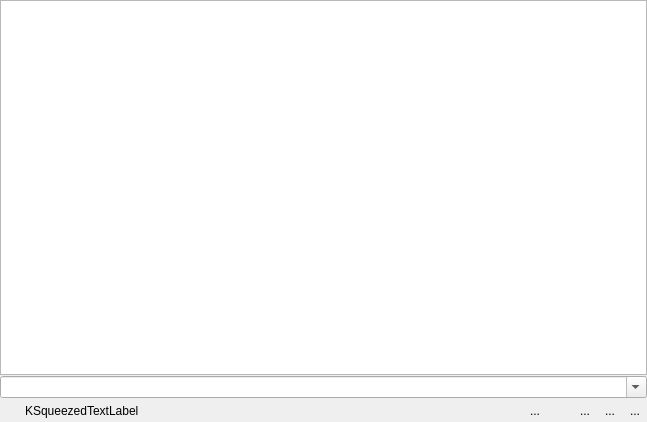
This is plugins/dockers/palettedocker/wdgpalettedock.ui in KDE/krita as Qt 5 draws it before an edit. The edited form follows.
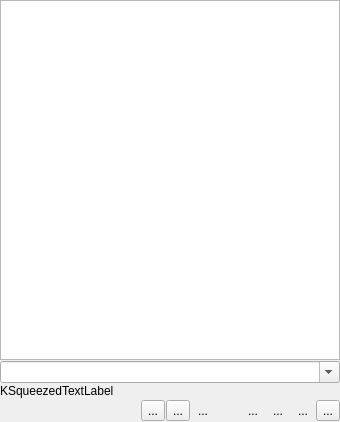
This is the edited form. Icons and pictures are not drawn. Custom widgets are drawn as their Qt base class.

Commit message: Add undo, redo and lock functionality to the palette docker

```diff
--- a/plugins/dockers/palettedocker/wdgpalettedock.ui
+++ b/plugins/dockers/palettedocker/wdgpalettedock.ui
@@ -10,7 +10,7 @@
    <rect>
     <x>0</x>
     <y>0</y>
-    <width>647</width>
+    <width>340</width>
     <height>422</height>
    </rect>
   </property>
@@ -53,23 +53,30 @@
      </property>
     </widget>
    </item>
+   <item>
+    <widget class="KSqueezedTextLabel" name="lblPaletteName">
+     <property name="text">
+      <string notr="true">KSqueezedTextLabel</string>
+     </property>
+    </widget>
+   </item>
    <item>
     <layout class="QGridLayout" name="gridLayout">
+     <item row="2" column="7">
+      <widget class="QToolButton" name="bnSavePalette">
+       <property name="text">
+        <string>...</string>
+       </property>
+       <property name="icon">
+        <iconset theme="document-save">
+         <normaloff>.</normaloff>.</iconset>
+       </property>
+       <property name="autoRaise">
+        <bool>true</bool>
+       </property>
+      </widget>
+     </item>
      <item row="2" column="5">
-      <widget class="QToolButton" name="bnRename">
-       <property name="text">
-        <string/>
-       </property>
-       <property name="icon">
-        <iconset theme="edit-rename">
-         <normaloff>.</normaloff>.</iconset>
-       </property>
-       <property name="autoRaise">
-        <bool>true</bool>
-       </property>
-      </widget>
-     </item>
-     <item row="2" column="4">
       <widget class="QToolButton" name="bnAdd">
        <property name="toolTip">
         <string>Add foreground color</string>
@@ -92,6 +99,56 @@
        </property>
       </widget>
      </item>
+     <item row="2" column="9">
+      <widget class="QToolButton" name="bnRemove">
+       <property name="toolTip">
+        <string>Remove swatch or group</string>
+       </property>
+       <property name="text">
+        <string>...</string>
+       </property>
+       <property name="icon">
+        <iconset theme="list-remove">
+         <normaloff>.</normaloff>.</iconset>
+       </property>
+       <property name="iconSize">
+        <size>
+         <width>22</width>
+         <height>22</height>
+        </size>
+       </property>
+       <property name="autoRaise">
+        <bool>true</bool>
+       </property>
+      </widget>
+     </item>
+     <item row="2" column="4">
+      <widget class="QToolButton" name="bnRedo">
+       <property name="text">
+        <string>...</string>
+       </property>
+       <property name="icon">
+        <iconset theme="edit-redo">
+         <normaloff>.</normaloff>.</iconset>
+       </property>
+      </widget>
+     </item>
+     <item row="2" column="10">
+      <widget class="QToolButton" name="bnLock">
+       <property name="toolTip">
+        <string>Lock the current palette.</string>
+       </property>
+       <property name="text">
+        <string>...</string>
+       </property>
+       <property name="icon">
+        <iconset theme="object-unlocked"/>
+       </property>
+       <property name="checkable">
+        <bool>true</bool>
+       </property>
+      </widget>
+     </item>
      <item row="2" column="0">
       <widget class="KisPopupButton" name="bnColorSets">
        <property name="text">
@@ -102,6 +159,31 @@
        </property>
       </widget>
      </item>
+     <item row="2" column="3">
+      <widget class="QToolButton" name="bnUndo">
+       <property name="text">
+        <string>...</string>
+       </property>
+       <property name="icon">
+        <iconset theme="edit-undo">
+         <normaloff>.</normaloff>.</iconset>
+       </property>
+      </widget>
+     </item>
+     <item row="2" column="6">
+      <widget class="QToolButton" name="bnRename">
+       <property name="text">
+        <string/>
+       </property>
+       <property name="icon">
+        <iconset theme="edit-rename">
+         <normaloff>.</normaloff>.</iconset>
+       </property>
+       <property name="autoRaise">
+        <bool>true</bool>
+       </property>
+      </widget>
+     </item>
      <item row="2" column="2">
       <spacer name="hBottomSpacer">
        <property name="orientation">
@@ -116,29 +198,6 @@
       </spacer>
      </item>
      <item row="2" column="8">
-      <widget class="QToolButton" name="bnRemove">
-       <property name="toolTip">
-        <string>Remove swatch or group</string>
-       </property>
-       <property name="text">
-        <string>...</string>
-       </property>
-       <property name="icon">
-        <iconset theme="list-remove">
-         <normaloff>.</normaloff>.</iconset>
-       </property>
-       <property name="iconSize">
-        <size>
-         <width>22</width>
-         <height>22</height>
-        </size>
-       </property>
-       <property name="autoRaise">
-        <bool>true</bool>
-       </property>
-      </widget>
-     </item>
-     <item row="2" column="7">
       <widget class="QToolButton" name="bnEditPalette">
        <property name="text">
         <string>...</string>
@@ -152,26 +211,6 @@
        </property>
       </widget>
      </item>
-     <item row="2" column="1">
-      <widget class="KSqueezedTextLabel" name="lblPaletteName">
-       <property name="text">
-        <string notr="true">KSqueezedTextLabel</string>
-       </property>
-      </widget>
-     </item>
-     <item row="2" column="6">
-      <widget class="QToolButton" name="bnSavePalette">
-       <property name="text">
-        <string>...</string>
-       </property>
-       <property name="icon">
-        <iconset theme="document-save"/>
-       </property>
-       <property name="autoRaise">
-        <bool>true</bool>
-       </property>
-      </widget>
-     </item>
     </layout>
    </item>
   </layout>
```
The commit also changes 37 other files.
